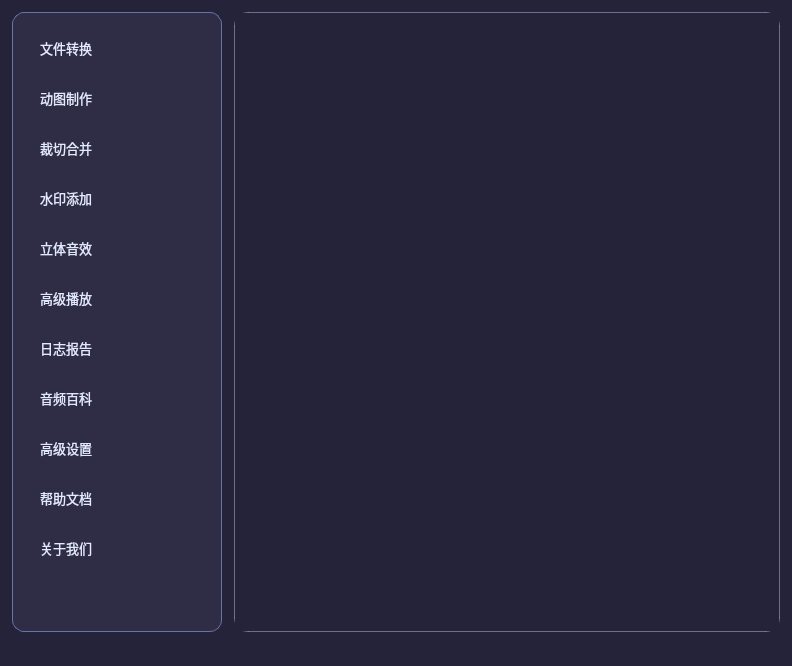
MCM-KO/FGT, file FGT/UI/MAIN.ui: the form before one commit.
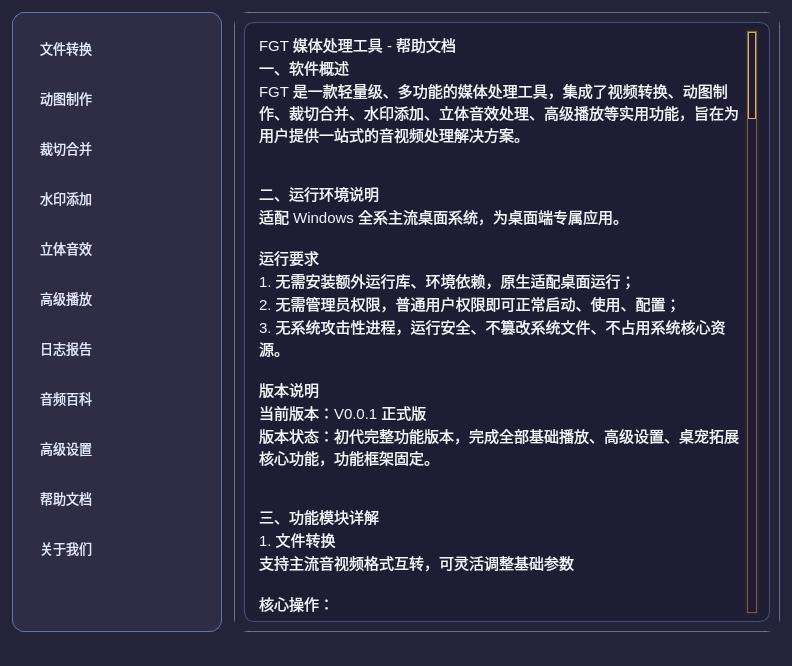
The form after the commit. The open tabs and pages were chosen to show the change. Icons and pictures are not drawn.

Diff of the .ui file:
```diff
--- a/FGT/UI/MAIN.ui
+++ b/FGT/UI/MAIN.ui
@@ -5897,7 +5897,188 @@
         </item>
        </layout>
       </widget>
-      <widget class="QWidget" name="page_15"/>
+      <widget class="QWidget" name="page_15">
+       <layout class="QVBoxLayout" name="verticalLayout_28">
+        <item>
+         <widget class="QPlainTextEdit" name="plainTextEdit_2">
+          <property name="styleSheet">
+           <string notr="true">QPlainTextEdit{
+font-size:15px;
+}</string>
+          </property>
+          <property name="readOnly">
+           <bool>true</bool>
+          </property>
+          <property name="plainText">
+           <string>FGT 媒体处理工具 - 帮助文档
+一、软件概述
+FGT 是一款轻量级、多功能的媒体处理工具，集成了视频转换、动图制作、裁切合并、水印添加、立体音效处理、高级播放等实用功能，旨在为用户提供一站式的音视频处理解决方案。
+
+
+二、运行环境说明
+适配 Windows 全系主流桌面系统，为桌面端专属应用。
+
+运行要求
+1. 无需安装额外运行库、环境依赖，原生适配桌面运行；
+2. 无需管理员权限，普通用户权限即可正常启动、使用、配置；
+3. 无系统攻击性进程，运行安全、不篡改系统文件、不占用系统核心资源。
+
+版本说明
+当前版本：V0.0.1 正式版
+版本状态：初代完整功能版本，完成全部基础播放、高级设置、桌宠拓展核心功能，功能框架固定。
+
+
+三、功能模块详解
+1. 文件转换
+支持主流音视频格式互转，可灵活调整基础参数
+
+核心操作：
+(1)点击「浏览」选择源文件地址
+(2)输入输出文件名称，选择目标格式
+(3)按需配置参数：- 播放速度：调整视频倍速
+- 禁用视频/音频：可单独提取音频或静音视频
+- 手动图像清晰度/音质调节：自定义输出质量
+(4)点击「转换」执行任务
+
+
+2. 动图制作
+专为 GIF 动图转换设计，支持视频转 GIF：
+
+温馨提示：处理大体积视频前，建议先压缩/降码（降低帧率、清晰度），避免转换失败
+
+操作步骤：
+(1)「浏览」选择源视频文件
+(2)输入输出文件名称
+(3)点击「制作」生成 GIF 动图
+
+
+3. 裁切合并
+（1）文件裁剪
+支持视频尺寸裁剪、画面翻转、画面缩放：
+核心功能：
+- 手动伸缩：自定义视频宽高
+- 手动裁剪：指定裁剪区域的宽高
+- 手动布局：调整裁剪区域的 X/Y 坐标
+- 启用翻转：支持逆90°、上下翻转等效果
+
+操作：
+a.「浏览」选择源文件
+b.输入输出文件名称
+c.配置裁剪/翻转参数
+d.点击「剪切」执行
+
+（2）文件合并
+支持多视频拼接，可自定义输出格式：
+
+操作步骤：
+a. 「浏览」并「添加」多个源文件到合并栏
+b. 可点击「清除」清空列表
+c. 输入输出文件名称，选择目标格式（默认 MP4）
+d. 点击「合并」完成拼接
+
+
+4. 水印添加
+支持静态水印与动态水印两种模式，可自定义透明度、位置和轨迹：
+通用设置：
+- 透明度调节：设置水印透明程度（0.00 为完全不透明）
+- 时间截取：可指定水印生效的起始时间与持续时长
+
+静态水印：
+a. 「浏览」选择水印文件地址
+b. 勾选「位置选取」，设置水印宽高与 X/Y 坐标
+c. 配置透明度后点击「添加」
+
+动态水印：
+a. 勾选「动态水印」，设置初始位置与终止位置的坐标、宽高
+b. 选择轨迹模式：震动回旋 / 直线平切
+c. 点击「添加」生成动态水印效果
+
+
+
+5. 立体音效
+为音频添加立体环绕效果，支持单音频处理与多音频合并：
+（1）单音频处理
+ 操作：
+a.「浏览」选择源音频文件
+b. 输入输出文件名称
+c. 选择耳机模式：静态立体 / 动态环绕
+d. 选择音效模式：轻音反射 / 中度回响 / 迷幻狂欢
+e. 点击「处理」生成效果
+
+（2）多音频处理
+- 支持双声道音频合并（左声道/右声道分别导入），可启用双混环绕效果：
+
+a. 「浏览」分别导入左声道、右声道文件
+b. 输入输出文件名称
+c. 选择音效模式，按需启用「双混环绕」
+d. 点击「合并」生成立体音频
+
+
+6. 高级播放
+内置基于ffplay的媒体播放器，支持多种播放模式。
+重要使用说明：本模块仅支持音频、视频格式播放，不支持图片、GIF 动图等静态图像格式。若用户误选择图片、动图文件触发加载异常、播放卡顿、无响应等问题，请立即点击「清除异常」按钮重置播放状态，彻底终止后台残留进程，避免无效进程常驻隐藏后台，持续占用设备内存与 CPU 资源，导致软件卡顿、运行异常。
+
+操作：
+(1) 「浏览」选择媒体文件
+(2) 选择播放模式（如音频波形）
+(3) 点击「播放」即可预览，支持「清除异常」重置播放状态
+
+7. 日志报告
+记录软件运行过程中的用户交互与命令执行日志：
+
+功能：
+- 查看所有历史记录：追溯操作与命令执行过程
+- 删除历史记录：勾选「确认删除」后点击「删除」清空日志
+
+
+8. 音频百科
+提供主流音视频格式科普查询（如 MP3、MP4）：
+操作：
+(1) 选择要查询的音频/视频格式
+(2) 点击「查询」获取格式相关信息
+
+9. 高级设置
+自定义软件运行路径，优化使用体验：
+配置项：
+- 音频存储空间：设置音频文件的默认保存路径
+- 默认浏览路径：设置文件选择窗口的默认打开目录
+ 操作：
+(1)点击「浏览」选择目标路径
+(2) 点击「确认」保存设置
+
+
+10.通用功能补充说明（全模块适用）
+软件内所有支持手动输入、手动编辑的选择输入框，功能均不局限于下拉菜单预设的格式、参数选项。
+软件依托 FFmpeg 内核驱动格式转换功能，下拉框仅展示日常常用的主流格式，理论支持 FFmpeg 兼容的几乎全部计算机音频、图像、视频格式。
+示例：文件转换功能不仅支持音视频互转，还支持 PNG、JPG 等图片格式转 ICO 图标格式、各类图片格式互转等转换需求，用户可手动输入目标格式后缀，自定义完成格式转换。
+
+
+四、常见问题与解决方案
+1. 任务执行失败/卡死
+- 检查源文件是否损坏、格式是否支持
+- 关闭占用资源过高的其他程序，重新启动软件
+- 查看「日志报告」获取错误详情
+2. 水印效果异常
+- 确保水印文件格式为图片（支持常见格式）
+- 调整水印透明度与位置，避免超出视频画面范围
+3.立体音效无效果
+- 确认源音频为双声道格式（单声道文件不支持环绕效果）
+- 检查耳机模式与音效模式是否正确选择
+4. 文件合并/裁切无输出
+- 确认所有源文件路径无中文/特殊字符
+- 检查输出文件名称是否重复，避免覆盖原文件
+
+
+五、使用须知
+1. 处理大文件时请耐心等待，后台进程需占用一定 CPU/内存资源
+2. 若遇到程序崩溃问题，可查看日志报告反馈问题，后续版本将持续修复
+
+</string>
+          </property>
+         </widget>
+        </item>
+       </layout>
+      </widget>
       <widget class="QWidget" name="page_16">
        <layout class="QVBoxLayout" name="verticalLayout_25" stretch="1,1,1,4">
         <item>
```
Left out of the diff: 217 changed lines with no effect on the pictures.
